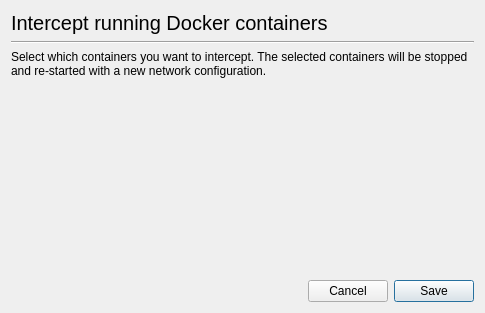
Qt form src/ui/views/clients/docker_window.ui (evanrolfe/pntest) before a commit.
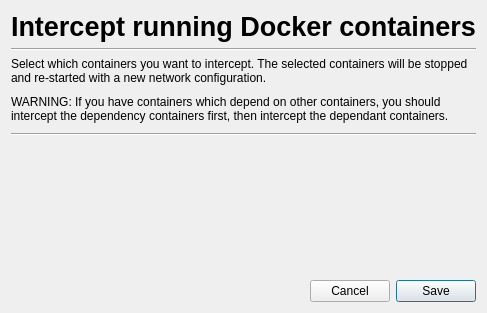
The same form after that commit.

Commit message: add warning message and increase font size again

What changed in the file:
```diff
--- a/src/ui/views/clients/docker_window.ui
+++ b/src/ui/views/clients/docker_window.ui
@@ -20,7 +20,9 @@
       <widget class="QLabel" name="label_3">
        <property name="font">
         <font>
-         <pointsize>15</pointsize>
+         <pointsize>20</pointsize>
+         <weight>75</weight>
+         <bold>true</bold>
         </font>
        </property>
        <property name="text">
@@ -42,6 +44,12 @@
    </item>
    <item>
     <layout class="QVBoxLayout" name="verticalLayout_2">
+     <property name="spacing">
+      <number>10</number>
+     </property>
+     <property name="bottomMargin">
+      <number>20</number>
+     </property>
      <item>
       <widget class="QLabel" name="label">
        <property name="text">
@@ -55,6 +63,26 @@
        </property>
       </widget>
      </item>
+     <item>
+      <widget class="QLabel" name="label2">
+       <property name="text">
+        <string>WARNING: If you have containers which depend on other containers, you should intercept the dependency containers first, then intercept the dependant containers.</string>
+       </property>
+       <property name="alignment">
+        <set>Qt::AlignLeading|Qt::AlignLeft|Qt::AlignTop</set>
+       </property>
+       <property name="wordWrap">
+        <bool>true</bool>
+       </property>
+      </widget>
+     </item>
+     <item>
+      <widget class="Line" name="line">
+       <property name="orientation">
+        <enum>Qt::Horizontal</enum>
+       </property>
+      </widget>
+     </item>
     </layout>
    </item>
    <item>
```
The commit also changes 3 other files.
